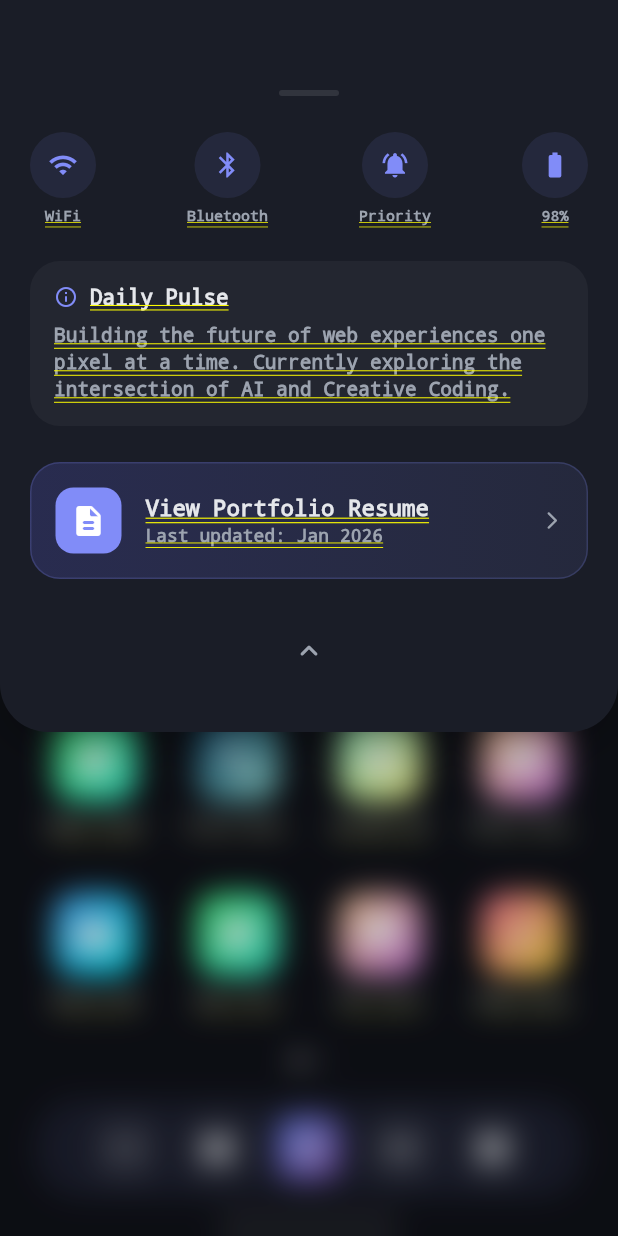
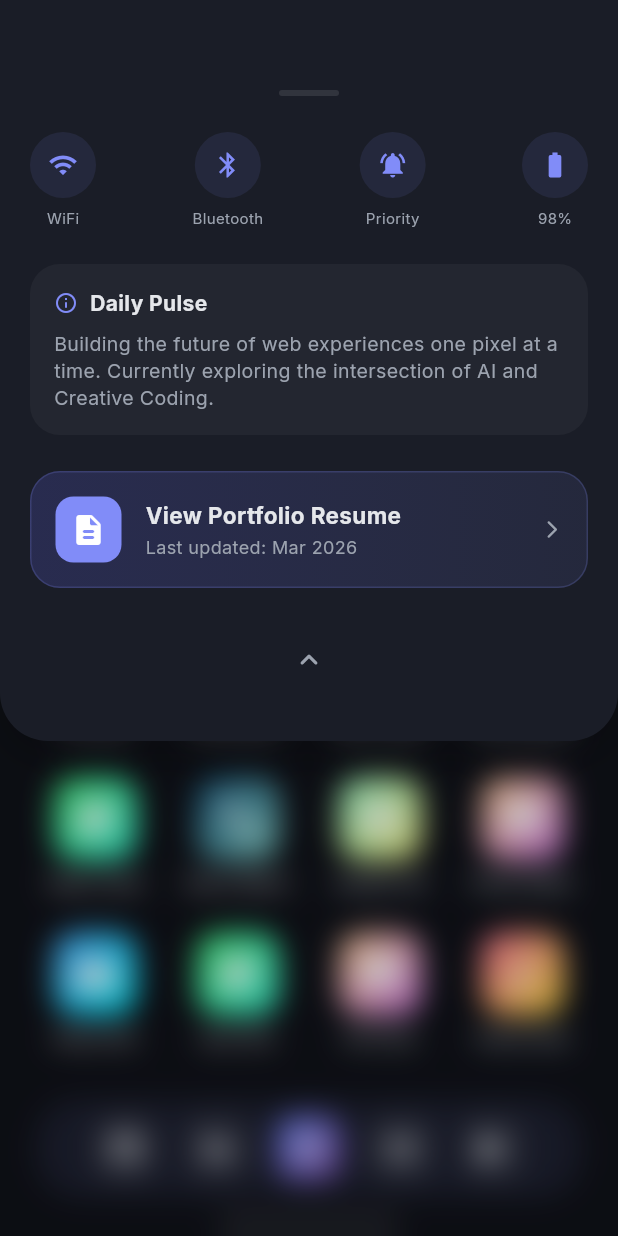
Before and after one commit to PurnenduSamanta/MyPortfolio, a Flutter app: the screen it shows after launch, after a tap on an icon or button, on a phone screen of 412 x 824 dp. Run offline on Flutter 3.47's test engine with Material 3 defaults, Android fonts, the phone set to English and light mode, and no system bars; our stand-ins replace font_awesome_flutter, google_fonts, shared_preferences; network calls fail.

Commit message:
5th_27_03_2026

```diff
--- /dev/null
+++ b/devtools_options.yaml
@@ -0,0 +1,3 @@
+description: This file stores settings for Dart & Flutter DevTools.
+documentation: https://docs.flutter.dev/tools/devtools/extensions#configure-extension-enablement-states
+extensions:
--- a/lib/core/constants/app_links.dart
+++ b/lib/core/constants/app_links.dart
@@ -4,4 +4,6 @@
   static const email = 'mailto:joysamanta84@gmail.com';
   static const googlePlayConsole =
       'https://play.google.com/store/apps/developer?id=Purnendu+Samanta';
+  static const resume =
+      'https://drive.google.com/file/d/1Au_SjOkasR6utXe91-yF8P8YyBpuAAA1/view?usp=drive_link';
 }
--- a/lib/data/repository/app_repository.dart
+++ b/lib/data/repository/app_repository.dart
@@ -1,5 +1,6 @@
 import '../model/app_item.dart';
 import '../../services/sheet_service.dart';
+import '../../core/constants/app_links.dart';
 
 class AppRepository {
   final SheetService _sheetService = SheetService();
@@ -11,6 +12,17 @@
 
     try {
       _cachedItems = await _sheetService.fetchApps();
+
+      // Ensure we always have a Resume item even if it's not in the sheet
+      if (!_cachedItems!.any((app) => app.isResume)) {
+        _cachedItems!.add(AppItem(
+          name: 'Resume',
+          iconUrl: '',
+          link: AppLinks.resume,
+          type: 'resume',
+        ));
+      }
+
       return _cachedItems!;
     } catch (e) {
       // Return fallback data if Google Sheets fails
@@ -37,10 +49,10 @@
       type: 'project',
     )).toList();
 
-    items.add(const AppItem(
+    items.add(AppItem(
       name: 'Resume',
       iconUrl: '',
-      link: 'https://drive.google.com',
+      link: AppLinks.resume,
       type: 'resume',
     ));
 
--- a/lib/services/sheet_service.dart
+++ b/lib/services/sheet_service.dart
@@ -4,7 +4,7 @@
 class SheetService {
   // Replace this with your published Google Sheet CSV URL
   // Format: https://docs.google.com/spreadsheets/d/e/{SHEET_ID}/pub?output=csv
-  static const String _sheetUrl = '';
+  static const String _sheetUrl = 'https://docs.google.com/spreadsheets/d/e/2PACX-1vRFIPsBCW3RAt2OzP__ggkgM7wLh6tpTe7M9KJ4U566bH32zMOPS9WJiS6XBbCJ8yhfUx02GDE1axZH/pub?gid=0&single=true&output=csv';
 
   Future<List<AppItem>> fetchApps() async {
     if (_sheetUrl.isEmpty) {
--- a/lib/ui/screens/home_screen.dart
+++ b/lib/ui/screens/home_screen.dart
@@ -9,6 +9,7 @@
 import '../widgets/dock_bar.dart';
 import '../widgets/navigation_bar_widget.dart';
 import '../widgets/notification_panel.dart';
+import '../widgets/resume_widget.dart';
 
 class HomeScreen extends StatefulWidget {
   final ThemeProvider themeProvider;
@@ -27,6 +28,15 @@
   List<AppItem> _allApps = [];
   List<AppItem> _filteredApps = [];
   bool _isLoading = true;
+
+  /// Resolve the resume link from loaded apps (or fallback)
+  String get _resumeLink {
+    final resume = _allApps.cast<AppItem?>().firstWhere(
+      (a) => a!.isResume,
+      orElse: () => null,
+    );
+    return resume?.link ?? 'https://google.com';
+  }
   String? _error;
 
   // Notification Panel Animation
@@ -67,7 +77,7 @@
       final apps = await _repository.getApps();
       setState(() {
         _allApps = apps;
-        _filteredApps = apps;
+        _filteredApps = apps.where((a) => !a.isResume).toList();
         _isLoading = false;
       });
     } catch (e) {
@@ -80,10 +90,11 @@
 
   void _onSearch(String query) {
     setState(() {
+      final nonResumeApps = _allApps.where((a) => !a.isResume);
       if (query.isEmpty) {
-        _filteredApps = _allApps;
+        _filteredApps = nonResumeApps.toList();
       } else {
-        _filteredApps = _allApps
+        _filteredApps = nonResumeApps
             .where(
               (app) => app.name.toLowerCase().contains(query.toLowerCase()),
             )
@@ -173,7 +184,13 @@
                   onSearch: _onSearch,
                 ),
 
-                const SizedBox(height: 8),
+                const SizedBox(height: 6),
+
+                // At a Glance – Resume Widget
+                if (!_isLoading)
+                  ResumeWidget(resumeLink: _resumeLink),
+
+                const SizedBox(height: 4),
 
                 // Main Content
                 Expanded(
@@ -219,14 +236,7 @@
             },
             child: NotificationPanel(
               onClose: _closeNotif,
-              resumeLink: _allApps.isNotEmpty
-                  ? _allApps
-                        .firstWhere(
-                          (a) => a.isResume,
-                          orElse: () => _allApps.first,
-                        )
-                        .link
-                  : "https://google.com",
+              resumeLink: _resumeLink,
             ),
           ),
         ],
--- a/lib/ui/screens/main_screen.dart
+++ b/lib/ui/screens/main_screen.dart
@@ -18,7 +18,9 @@
         if (isDesktop) {
           return _DesktopLayout(themeProvider: themeProvider);
         } else {
-          return HomeScreen(themeProvider: themeProvider);
+          return Scaffold(
+            body: HomeScreen(themeProvider: themeProvider),
+          );
         }
       },
     );
--- a/lib/ui/widgets/app_icon.dart
+++ b/lib/ui/widgets/app_icon.dart
@@ -114,16 +114,12 @@
     }
 
     if (widget.appItem.iconUrl.isNotEmpty) {
-      const inset = 5.0;
-      final size = 56 - (inset * 2);
-      return Padding(
-        padding: const EdgeInsets.all(inset),
-        child: Image.network(
+      return Image.network(
         widget.appItem.iconUrl,
-          width: size,
-          height: size,
-          fit: BoxFit.contain,
-          filterQuality: FilterQuality.none,
+        width: 56,
+        height: 56,
+        fit: BoxFit.cover,
+        filterQuality: FilterQuality.medium,
         errorBuilder: (context, error, stackTrace) {
           return _buildDefaultIcon(isDark);
         },
@@ -131,7 +127,6 @@
           if (loadingProgress == null) return child;
           return _buildLoadingIcon(isDark);
         },
-        ),
       );
     }
     return _buildDefaultIcon(isDark);
--- a/lib/ui/widgets/dock_bar.dart
+++ b/lib/ui/widgets/dock_bar.dart
@@ -1,4 +1,5 @@
 import 'package:flutter/material.dart';
+import 'package:font_awesome_flutter/font_awesome_flutter.dart';
 import 'package:url_launcher/url_launcher.dart';
 import '../../core/constants/app_links.dart';
 import '../../core/theme/app_colors.dart';
@@ -44,27 +45,31 @@
         mainAxisAlignment: MainAxisAlignment.spaceEvenly,
         children: [
           _DockIcon(
-            icon: Icons.code_rounded,
+            iconData: FontAwesomeIcons.github,
+            iconSize: 20,
             label: 'GitHub',
             isDark: isDark,
             onTap: () => _openLink(AppLinks.github),
           ),
           _DockIcon(
-            icon: Icons.email_rounded,
+            iconData: FontAwesomeIcons.linkedinIn,
+            iconSize: 18,
+            label: 'LinkedIn',
+            isDark: isDark,
+            onTap: () => _openLink(AppLinks.linkedIn),
+          ),
+          _ThemeToggleIcon(themeProvider: themeProvider, isDark: isDark),
+          _DockIcon(
+            iconData: FontAwesomeIcons.envelope,
+            iconSize: 18,
             label: 'Email',
             isDark: isDark,
             onTap: () => _openLink(AppLinks.email),
           ),
-          _ThemeToggleIcon(themeProvider: themeProvider, isDark: isDark),
           _DockIcon(
-            icon: Icons.link_rounded,
-            label: 'LinkedIn',
-            isDark: isDark,
-            onTap: () => _openLink(AppLinks.linkedIn),
-          ),
-          _DockIcon(
-            icon: Icons.play_circle_fill_rounded,
-            label: 'Play',
+            iconData: FontAwesomeIcons.googlePlay,
+            iconSize: 18,
+            label: 'Play Store',
             isDark: isDark,
             onTap: () => _openLink(AppLinks.googlePlayConsole),
           ),
@@ -75,13 +80,15 @@
 }
 
 class _DockIcon extends StatefulWidget {
-  final IconData icon;
+  final IconData iconData;
+  final double iconSize;
   final String label;
   final bool isDark;
   final VoidCallback onTap;
 
   const _DockIcon({
-    required this.icon,
+    required this.iconData,
+    required this.iconSize,
     required this.label,
     required this.isDark,
     required this.onTap,
@@ -139,12 +146,14 @@
               ),
               borderRadius: BorderRadius.circular(14),
             ),
-            child: Icon(
-              widget.icon,
-              color: widget.isDark
-                  ? AppColors.darkOnSurface
-                  : AppColors.lightOnSurface,
-              size: 22,
+            child: Center(
+              child: FaIcon(
+                widget.iconData,
+                size: widget.iconSize,
+                color: widget.isDark
+                    ? AppColors.darkOnSurface
+                    : AppColors.lightOnSurface,
+              ),
             ),
           ),
         ),
--- a/lib/ui/widgets/notification_panel.dart
+++ b/lib/ui/widgets/notification_panel.dart
@@ -41,6 +41,15 @@
   void _onDragEnd(DragEndDetails details) {
     _closeDragDistance = 0;
     _closeDragTriggered = false;
+  }
+
+  static const _months = [
+    'Jan', 'Feb', 'Mar', 'Apr', 'May', 'Jun',
+    'Jul', 'Aug', 'Sep', 'Oct', 'Nov', 'Dec',
+  ];
+
+  String _formatDate(DateTime date) {
+    return '${_months[date.month - 1]} ${date.year}';
   }
 
   @override
@@ -289,7 +298,7 @@
                   ),
                   const SizedBox(height: 2),
                   Text(
-                    "Last updated: Jan 2026",
+                    "Last updated: ${_formatDate(DateTime.now())}",
                     style: TextStyle(
                       fontSize: 12,
                       color: isDark
--- /dev/null
+++ b/lib/ui/widgets/resume_widget.dart
@@ -0,0 +1,191 @@
+import 'package:flutter/material.dart';
+import 'package:url_launcher/url_launcher.dart';
+import '../../core/theme/app_colors.dart';
+
+class ResumeWidget extends StatefulWidget {
+  final String resumeLink;
+
+  const ResumeWidget({super.key, required this.resumeLink});
+
+  @override
+  State<ResumeWidget> createState() => _ResumeWidgetState();
+}
+
+class _ResumeWidgetState extends State<ResumeWidget>
+    with SingleTickerProviderStateMixin {
+  late AnimationController _controller;
+  late Animation<double> _scale;
+  bool _isPressed = false;
+
+  @override
+  void initState() {
+    super.initState();
+    _controller = AnimationController(
+      duration: const Duration(milliseconds: 120),
+      vsync: this,
+    );
+    _scale = Tween<double>(begin: 1.0, end: 0.96).animate(
+      CurvedAnimation(parent: _controller, curve: Curves.easeInOut),
+    );
+  }
+
+  @override
+  void dispose() {
+    _controller.dispose();
+    super.dispose();
+  }
+
+  Future<void> _openResume() async {
+    final uri = Uri.parse(widget.resumeLink);
+    if (await canLaunchUrl(uri)) {
+      await launchUrl(uri, mode: LaunchMode.externalApplication);
+    }
+  }
+
+  @override
+  Widget build(BuildContext context) {
+    final isDark = Theme.of(context).brightness == Brightness.dark;
+
+    return Padding(
+      padding: const EdgeInsets.symmetric(horizontal: 20, vertical: 4),
+      child: GestureDetector(
+        onTapDown: (_) {
+          setState(() => _isPressed = true);
+          _controller.forward();
+        },
+        onTapUp: (_) {
+          setState(() => _isPressed = false);
+          _controller.reverse();
+          _openResume();
+        },
+        onTapCancel: () {
+          setState(() => _isPressed = false);
+          _controller.reverse();
+        },
+        child: AnimatedBuilder(
+          animation: _scale,
+          builder: (context, child) =>
+              Transform.scale(scale: _scale.value, child: child),
+          child: AnimatedContainer(
+            duration: const Duration(milliseconds: 200),
+            padding: const EdgeInsets.all(14),
+            decoration: BoxDecoration(
+              color: isDark
+                  ? AppColors.darkSurface.withValues(alpha: 0.7)
+                  : AppColors.lightSurface.withValues(alpha: 0.8),
+              borderRadius: BorderRadius.circular(22),
+              border: Border.all(
+                color: (isDark
+                        ? AppColors.darkPrimary
+                        : AppColors.lightPrimary)
+                    .withValues(alpha: _isPressed ? 0.4 : 0.15),
+                width: 1,
+              ),
+              boxShadow: [
+                BoxShadow(
+                  color: (isDark
+                          ? AppColors.darkPrimary
+                          : AppColors.lightPrimary)
+                      .withValues(alpha: _isPressed ? 0.12 : 0.05),
+                  blurRadius: _isPressed ? 16 : 8,
+                  offset: const Offset(0, 2),
+                ),
+                BoxShadow(
+                  color: Colors.black.withValues(alpha: isDark ? 0.15 : 0.04),
+                  blurRadius: 6,
+                  offset: const Offset(0, 2),
+                ),
+              ],
+            ),
+            child: Row(
+              children: [
+                // Resume Icon with gradient background
+                Container(
+                  width: 42,
+                  height: 42,
+                  decoration: BoxDecoration(
+                    gradient: LinearGradient(
+                      colors: isDark
+                          ? [const Color(0xFF6366F1), const Color(0xFF818CF8)]
+                          : [const Color(0xFF818CF8), const Color(0xFFA78BFA)],
+                      begin: Alignment.topLeft,
+                      end: Alignment.bottomRight,
+                    ),
+                    borderRadius: BorderRadius.circular(13),
+                    boxShadow: [
+                      BoxShadow(
+                        color: const Color(0xFF6366F1).withValues(alpha: 0.3),
+                        blurRadius: 8,
+                        offset: const Offset(0, 2),
+                      ),
+                    ],
+                  ),
+                  child: const Icon(
+                    Icons.description_rounded,
+                    color: Colors.white,
+                    size: 22,
+                  ),
+                ),
+
+                const SizedBox(width: 14),
+
+                // Text content
+                Expanded(
+                  child: Column(
+                    crossAxisAlignment: CrossAxisAlignment.start,
+                    mainAxisSize: MainAxisSize.min,
+                    children: [
+                      Text(
+                        'Purnendu Samanta',
+                        style: TextStyle(
+                          fontWeight: FontWeight.w600,
+                          fontSize: 14,
+                          color: isDark
+                              ? AppColors.darkOnSurface
+                              : AppColors.lightOnSurface,
+                          letterSpacing: 0.1,
+                        ),
+                      ),
+                      const SizedBox(height: 2),
+                      Text(
+                        'Android Developer · View Resume',
+                        style: TextStyle(
+                          fontSize: 12,
+                          color: isDark
+                              ? AppColors.darkPrimary.withValues(alpha: 0.9)
+                              : AppColors.lightPrimary.withValues(alpha: 0.9),
+                          fontWeight: FontWeight.w500,
+                          letterSpacing: 0.2,
+                        ),
+                      ),
+                    ],
+                  ),
+                ),
+
+                // Arrow indicator
+                Container(
+                  width: 30,
+                  height: 30,
+                  decoration: BoxDecoration(
+                    color: (isDark
+                            ? AppColors.darkPrimary
+                            : AppColors.lightPrimary)
+                        .withValues(alpha: 0.1),
+                    shape: BoxShape.circle,
+                  ),
+                  child: Icon(
+                    Icons.arrow_outward_rounded,
+                    size: 16,
+                    color: isDark
+                        ? AppColors.darkPrimary
+                        : AppColors.lightPrimary,
+                  ),
+                ),
+              ],
+            ),
+          ),
+        ),
+      ),
+    );
+  }
+}
--- a/pubspec.yaml
+++ b/pubspec.yaml
@@ -38,6 +38,7 @@
   url_launcher: ^6.3.2
   shared_preferences: ^2.5.4
   google_fonts: ^8.0.2
+  font_awesome_flutter: ^10.9.0
 
 dev_dependencies:
   flutter_test:
```
Also changed, not shown: pubspec.lock, 1 other file. Lines whose indentation alone changed are shown as unchanged.
